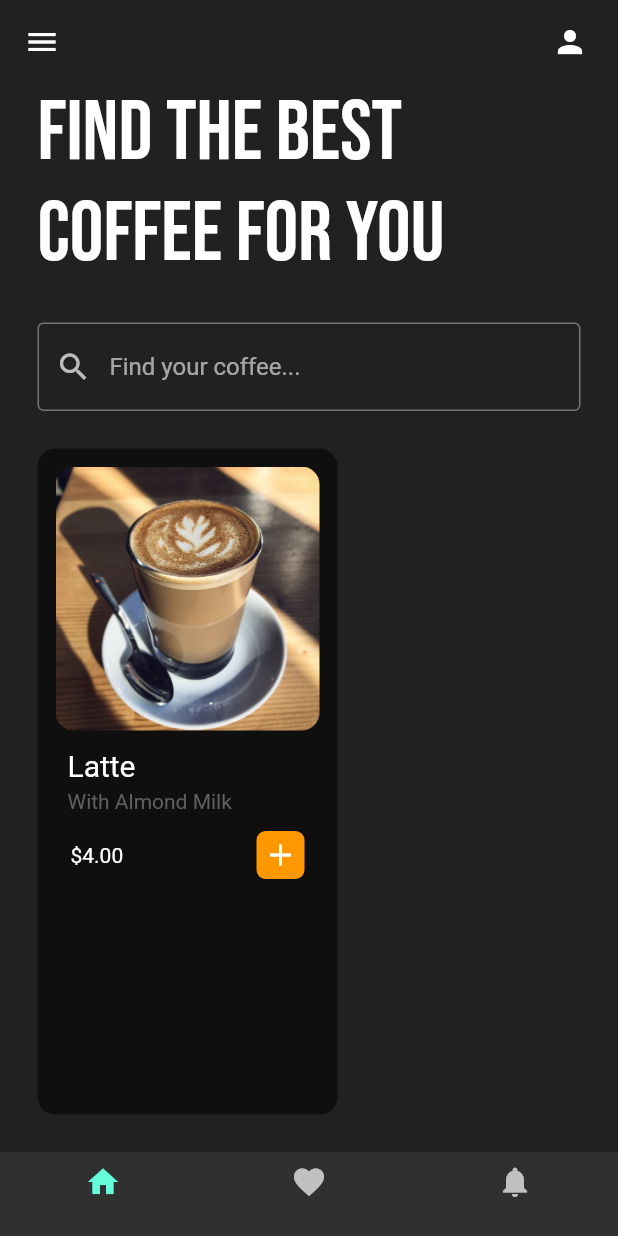
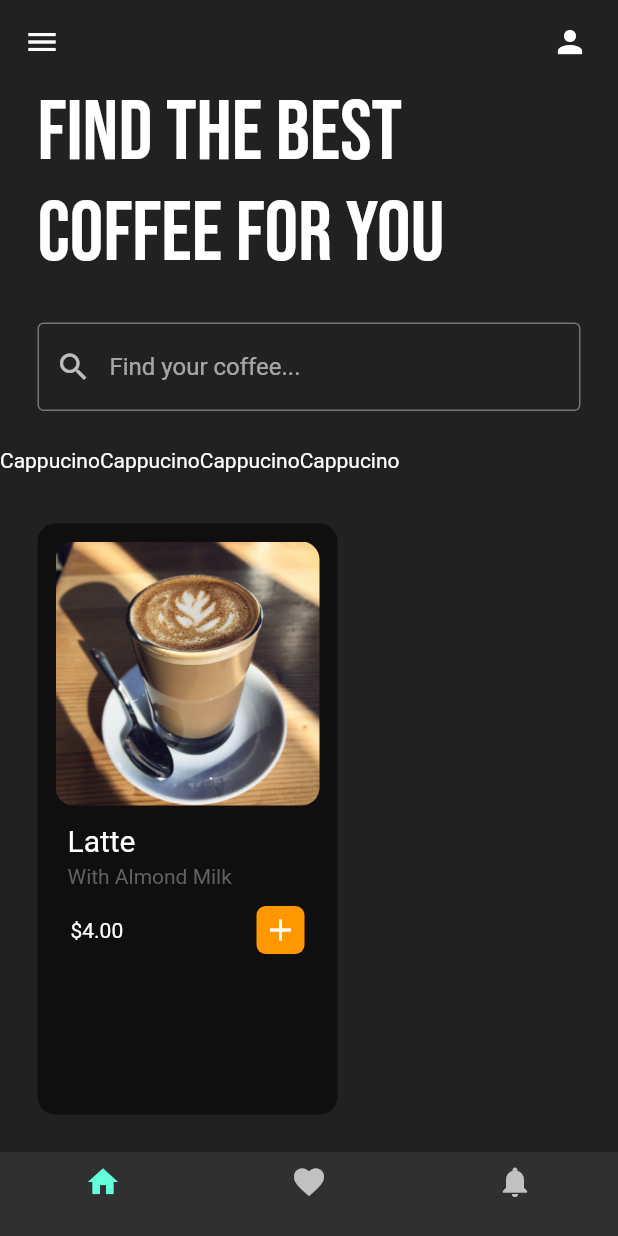
Before and after one commit to nejidevelops/coffeeshop, a Flutter app: the screen it shows after launch, on a phone screen of 412 x 824 dp. Run offline on Flutter 3.47's test engine with Material 2 defaults, Android fonts, the phone set to English and light mode, and no system bars; our stand-ins replace google_fonts.

Commit message:
:art:feat: Getting started on the coffee names

```diff
--- a/lib/pages/home_page.dart
+++ b/lib/pages/home_page.dart
@@ -74,6 +74,20 @@ class _HomePageState extends State<HomePage> {
 
         SizedBox(height: 25),
 
+        // Horizontal listview of coffee types;
+        Container(
+          height: 50,
+          child: ListView(
+            scrollDirection: Axis.horizontal,
+            children: [
+              Text('Cappucino'),
+              Text('Cappucino'),
+              Text('Cappucino'),
+              Text('Cappucino'),
+            ],
+          ),
+        ),
+
         // Horizontal listview of coffee tiles
         Expanded(
           child: ListView(
```
